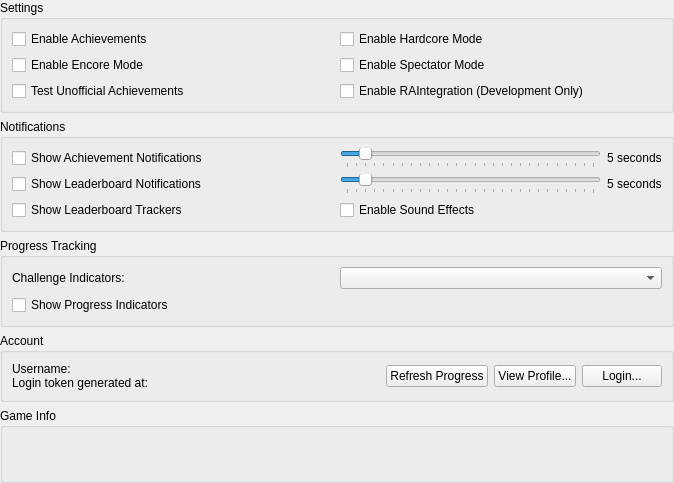
Old version of the form src/duckstation-qt/achievementsettingswidget.ui in the repository kofxi3584karlayang/duckstation.
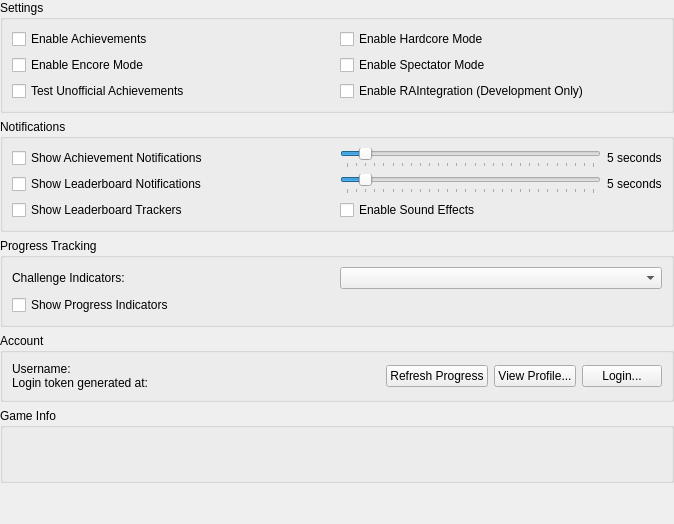
New version of the form.

Commit message: Qt: Remove redundant layout from AchievementSettingsWidget

```diff
--- a/src/duckstation-qt/achievementsettingswidget.ui
+++ b/src/duckstation-qt/achievementsettingswidget.ui
@@ -7,7 +7,7 @@
     <x>0</x>
     <y>0</y>
     <width>674</width>
-    <height>479</height>
+    <height>524</height>
    </rect>
   </property>
   <layout class="QVBoxLayout" name="verticalLayout">
```
Left out of the diff: 6 changed lines with no effect on the pictures. Lines whose indentation alone changed are shown as unchanged.
